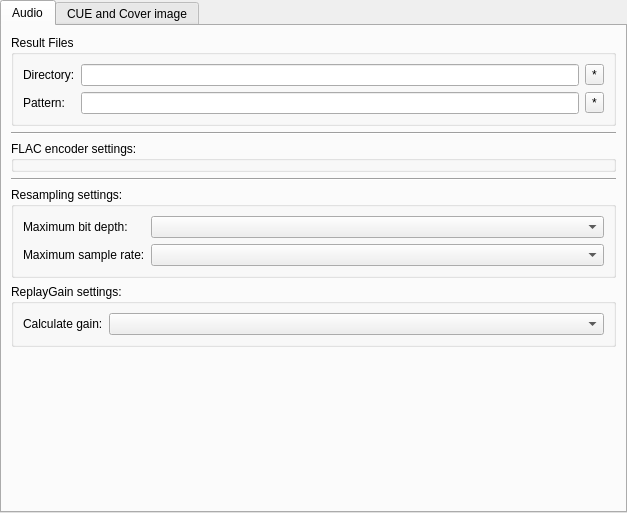
This is gui/preferences/profilespage/profiletabwidget.ui in flacon/flacon as Qt 5 draws it before an edit. The edited form follows.
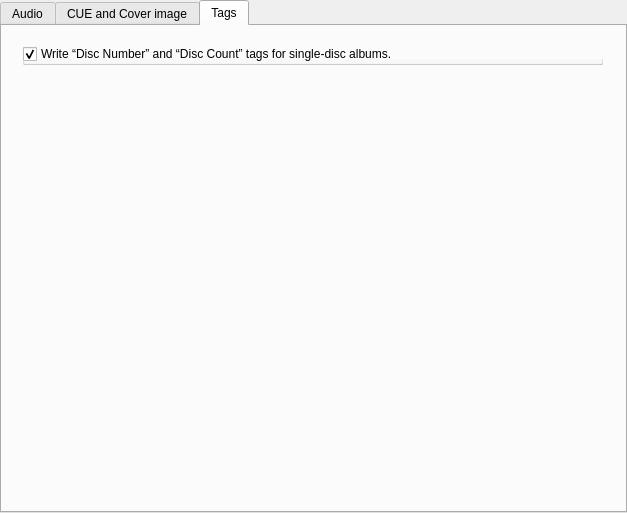
This is the edited form. Custom widgets are drawn as their Qt base class.

Commit message: Close issue #232: Changing Artist tag also changes Album Performer Also, as long as you're working on such a big change, would you consider a checkbox for "None" for Disc number? Some audio players append the disc number to the end of the album name, which I find to be kind of annoying when there is only one disc.

Patch:
```diff
--- a/gui/preferences/profilespage/profiletabwidget.ui
+++ b/gui/preferences/profilespage/profiletabwidget.ui
@@ -14,7 +14,7 @@
    <string notr="true">TabWidget</string>
   </property>
   <property name="currentIndex">
-   <number>0</number>
+   <number>2</number>
   </property>
   <widget class="QWidget" name="audioTab">
    <attribute name="title">
@@ -296,6 +296,33 @@
     </item>
    </layout>
   </widget>
+  <widget class="QWidget" name="tab">
+   <attribute name="title">
+    <string comment="Preferences tab page title" extracomment="Preferences tab page title">Tags</string>
+   </attribute>
+   <widget class="CoverGroupBox" name="writeSingleDiskNumCheckBox">
+    <property name="geometry">
+     <rect>
+      <x>20</x>
+      <y>20</y>
+      <width>581</width>
+      <height>19</height>
+     </rect>
+    </property>
+    <property name="title">
+     <string>Write “Disc Number” and “Disc Count” tags for single-disc albums.</string>
+    </property>
+    <property name="flat">
+     <bool>true</bool>
+    </property>
+    <property name="checkable">
+     <bool>true</bool>
+    </property>
+    <property name="checked">
+     <bool>true</bool>
+    </property>
+   </widget>
+  </widget>
  </widget>
  <customwidgets>
   <customwidget>
```
The commit also changes 35 other files.
